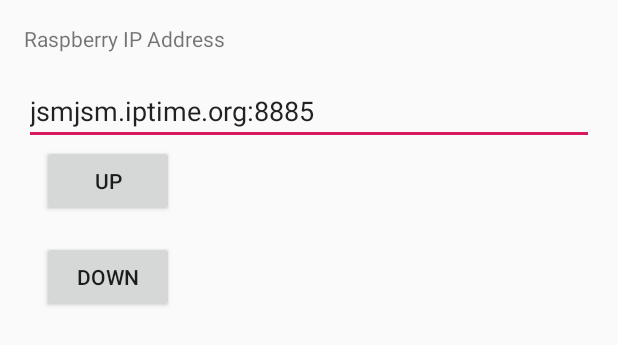
After one commit to house-keeper/Android, an Android app: the layout activity_wifi_test.xml on its own in the app's theme, with its tools: preview values and no code run, on a phone screen of 412 x 824 dp. The commit adds this screen. Shown: the top 345 px of the screen. Run offline under Robolectric (Android 15) with nearby library versions, the phone set to English and light mode, and no system bars.

Commit message:
TRY wifi socket

```diff
--- a/app/build.gradle
+++ b/app/build.gradle
@@ -28,7 +28,7 @@
     androidTestImplementation 'com.android.support.test:runner:1.0.2'
     androidTestImplementation 'com.android.support.test.espresso:espresso-core:3.0.2'
     implementation files('libs/jsoup-1.11.3.jar')
-    compile 'com.jakewharton:butterknife:8.6.0'
+    implementation 'com.jakewharton:butterknife:8.6.0'
     implementation 'com.google.code.gson:gson:2.8.5'
     implementation 'com.squareup.retrofit2:retrofit:2.5.0'
     implementation 'com.squareup.retrofit2:converter-gson:2.5.0'
--- /dev/null
+++ b/app/src/main/res/layout/activity_wifi_test.xml
@@ -0,0 +1,48 @@
+<?xml version="1.0" encoding="utf-8"?>
+<RelativeLayout xmlns:android="http://schemas.android.com/apk/res/android"
+    xmlns:tools="http://schemas.android.com/tools"
+    android:id="@+id/activity_main"
+    android:layout_width="match_parent"
+    android:layout_height="match_parent"
+    android:paddingBottom="@dimen/activity_vertical_margin"
+    android:paddingLeft="@dimen/activity_horizontal_margin"
+    android:paddingRight="@dimen/activity_horizontal_margin"
+    android:paddingTop="@dimen/activity_vertical_margin"
+    tools:context=".ui.activity.WifiTestActivity">
+
+    <TextView
+        android:id="@+id/tv"
+        android:layout_width="wrap_content"
+        android:layout_height="wrap_content"
+        android:text="Raspberry IP Address" />
+
+    <EditText
+        android:layout_width="wrap_content"
+        android:layout_height="wrap_content"
+        android:inputType="textPersonName"
+        android:text="jsmjsm.iptime.org:8885"
+        android:ems="10"
+        android:layout_marginTop="16dp"
+        android:id="@+id/ipAddress"
+        android:layout_below="@+id/tv"
+        android:layout_alignParentRight="true"
+        android:layout_alignParentLeft="true" />
+
+    <Button
+        android:text="Up"
+        android:layout_width="wrap_content"
+        android:layout_height="wrap_content"
+        android:layout_below="@+id/ipAddress"
+        android:layout_alignParentLeft="true"
+        android:layout_marginLeft="12dp"
+        android:id="@+id/btnUp" />
+
+    <Button
+        android:text="Down"
+        android:layout_width="wrap_content"
+        android:layout_height="wrap_content"
+        android:id="@+id/btnDown"
+        android:layout_below="@+id/btnUp"
+        android:layout_alignLeft="@+id/btnUp"
+        android:layout_marginTop="16dp" />
+</RelativeLayout>
--- a/app/src/main/res/values/dimens.xml
+++ b/app/src/main/res/values/dimens.xml
@@ -1,4 +1,6 @@
 <?xml version="1.0" encoding="utf-8"?>
 <resources>
     <dimen name="text_margin">16dp</dimen>
+    <dimen name="activity_horizontal_margin">16dp</dimen>
+    <dimen name="activity_vertical_margin">16dp</dimen>
 </resources>
```
Also changed, not shown: app/src/main/AndroidManifest.xml (+8 -8 lines), app/src/main/java/com/example/housekeeper_android/ui/activity/WifiTestActivity.java (added, +141 -0 lines).
